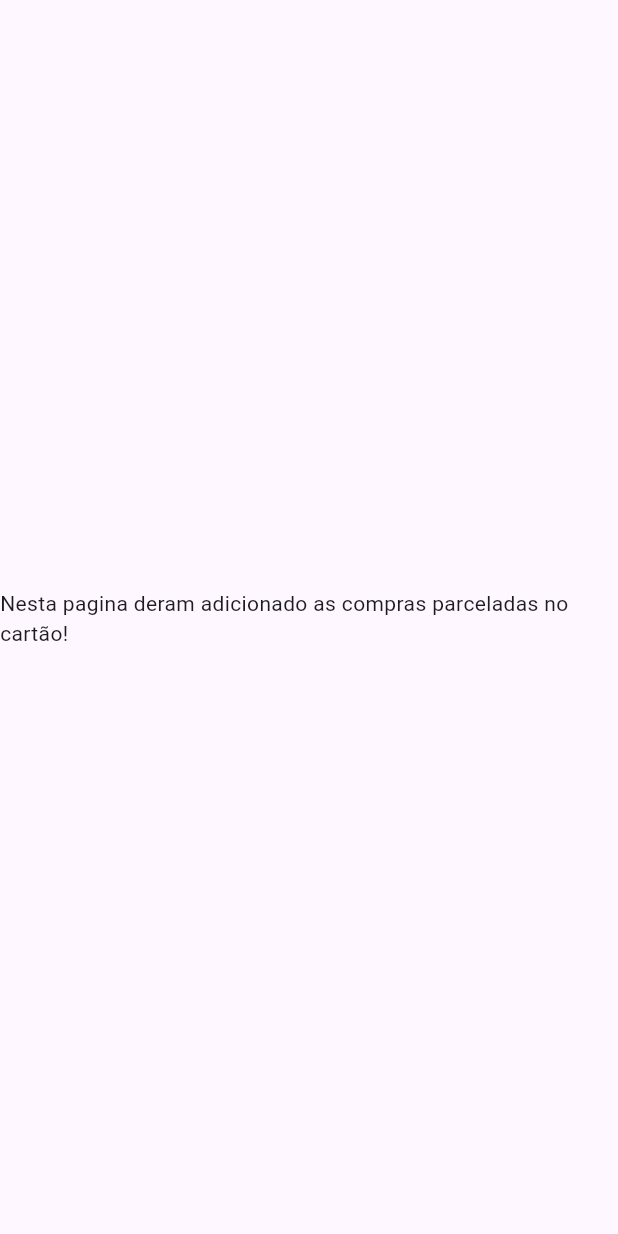
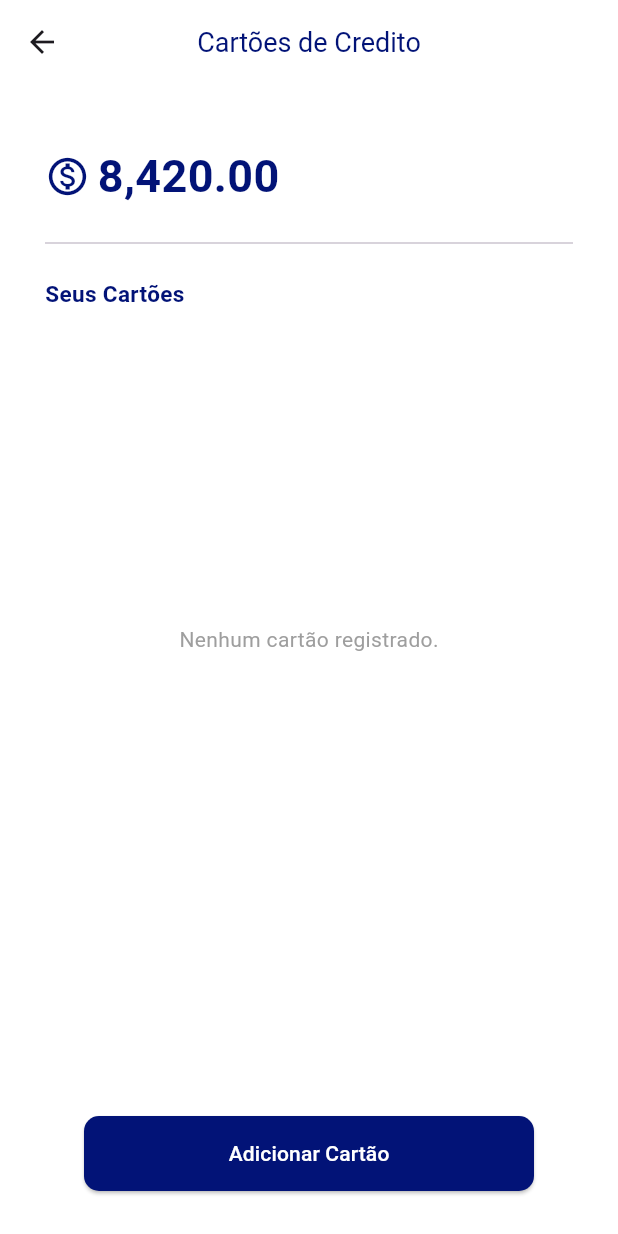
Before and after one commit to SavioVitorAlves/Financial, a Flutter app: the Cards screen opened by its route, on a phone screen of 412 x 824 dp. Run offline on Flutter 3.47's test engine with Material 3 defaults, Android fonts, the phone set to English and light mode, and no system bars; our stand-ins replace sqflite; accounts and stored records are empty.

Commit message:
feat: add code

```diff
--- a/financial/lib/screens/cards.dart
+++ b/financial/lib/screens/cards.dart
@@ -1,14 +1,143 @@
+import 'package:financial/services/db_data.dart';
+import 'package:financial/utils/app_routes.dart';
+import 'package:financial/widgets/people_form.dart';
+import 'package:financial/widgets/widget_pessoa.dart';
 import 'package:flutter/material.dart';
+import 'package:provider/provider.dart';
 
-class Cards extends StatelessWidget {
+class Cards extends StatefulWidget {
   const Cards({super.key});
 
   @override
+  State<Cards> createState() => _CardsState();
+}
+
+class _CardsState extends State<Cards> {
+  @override
+  void initState() {
+    // TODO: implement initState
+    super.initState();
+
+    Provider.of<DbData>(context, listen: false).loadPessoas();
+  }
+
+  _openPeopleFormModal(BuildContext context) {
+    showModalBottomSheet(context: context, builder: (_) => const PeopleForm());
+  }
+
+  @override
   Widget build(BuildContext context) {
-    return const Scaffold(
-      body: Center(
-        child: Text(
-            'Nesta pagina deram adicionado as compras parceladas no cartão!'),
+    return Scaffold(
+      appBar: AppBar(
+        title: const Text(
+          'Cartões de Credito',
+          style:
+              TextStyle(color: Color.fromARGB(255, 2, 19, 119), fontSize: 18),
+        ),
+        centerTitle: true,
+        backgroundColor: Colors.white,
+      ),
+      body: Consumer<DbData>(
+        builder: (context, people, child) {
+          final pessoas = people.pessoas;
+          print('Pessoas: $pessoas');
+          return Center(
+            child: Container(
+              height: double.infinity,
+              width: double.infinity,
+              color: Colors.white,
+              child: Padding(
+                padding: const EdgeInsets.all(30),
+                child: Column(
+                  children: [
+                    const SizedBox(
+                      height: 10,
+                    ),
+                    const Row(
+                      children: [
+                        Icon(
+                          Icons.monetization_on_outlined,
+                          size: 30,
+                          color: Color.fromARGB(255, 2, 19, 119),
+                        ),
+                        SizedBox(
+                          width: 5,
+                        ),
+                        Text(
+                          '8,420.00',
+                          style: TextStyle(
+                              color: Color.fromARGB(255, 2, 19, 119),
+                              fontSize: 30,
+                              fontWeight: FontWeight.bold),
+                        ),
+                        Spacer(),
+                      ],
+                    ),
+                    const SizedBox(
+                      height: 15,
+                    ),
+                    const Divider(),
+                    const SizedBox(
+                      height: 15,
+                    ),
+                    Container(
+                      alignment: Alignment.centerLeft,
+                      child: const Text(
+                        'Seus Cartões',
+                        style: TextStyle(
+                            color: Color.fromARGB(255, 2, 19, 119),
+                            fontSize: 15,
+                            fontWeight: FontWeight.bold),
+                      ),
+                    ),
+                    const SizedBox(
+                      height: 20,
+                    ),
+
+                    Container(
+                      height: 400,
+                      child: pessoas.isEmpty
+                          ? const Center(
+                              child: Text(
+                                'Nenhum cartão registrado.',
+                                style: TextStyle(color: Colors.grey),
+                              ),
+                            )
+                          : ListView.builder(
+                              itemCount: pessoas.length,
+                              itemBuilder: (context, index) {
+                                return GestureDetector(
+                                  child: WidgetPessoa(
+                                    pessoa: pessoas[index],
+                                  ),
+                                  onTap: () {
+                                    Navigator.of(context).pushNamed(
+                                        AppRoutes.DETAIL_SCREEN,
+                                        arguments: pessoas[index]);
+                                  },
+                                );
+                              }),
+                    ),
+
+                    const Spacer(),
+                    ElevatedButton(
+                      style: ElevatedButton.styleFrom(
+                        fixedSize: const Size(300, 50),
+                        backgroundColor: const Color.fromARGB(255, 2, 19, 119),
+                        shape: RoundedRectangleBorder(
+                          borderRadius: BorderRadius.circular(10),
+                        ),
+                      ),
+                      onPressed: () => _openPeopleFormModal(context),
+                      child: const Text('Adicionar Cartão',
+                          style: TextStyle(color: Colors.white)),
+                    ), // ,
+                  ],
+                ),
+              ),
+            ),
+          );
+        },
       ),
     );
   }
```
